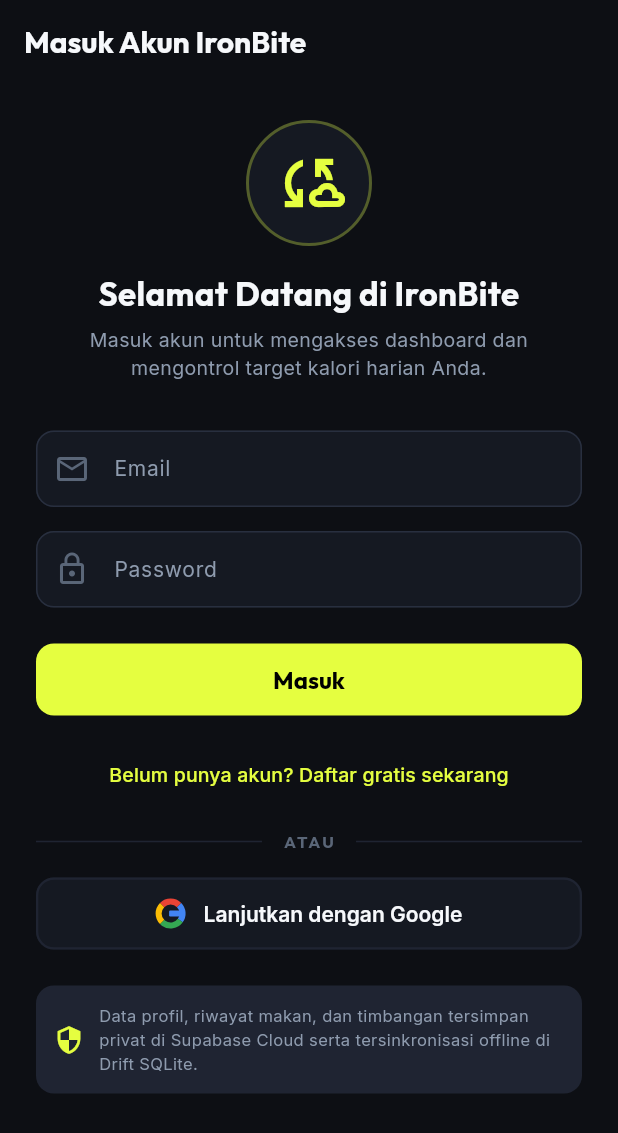
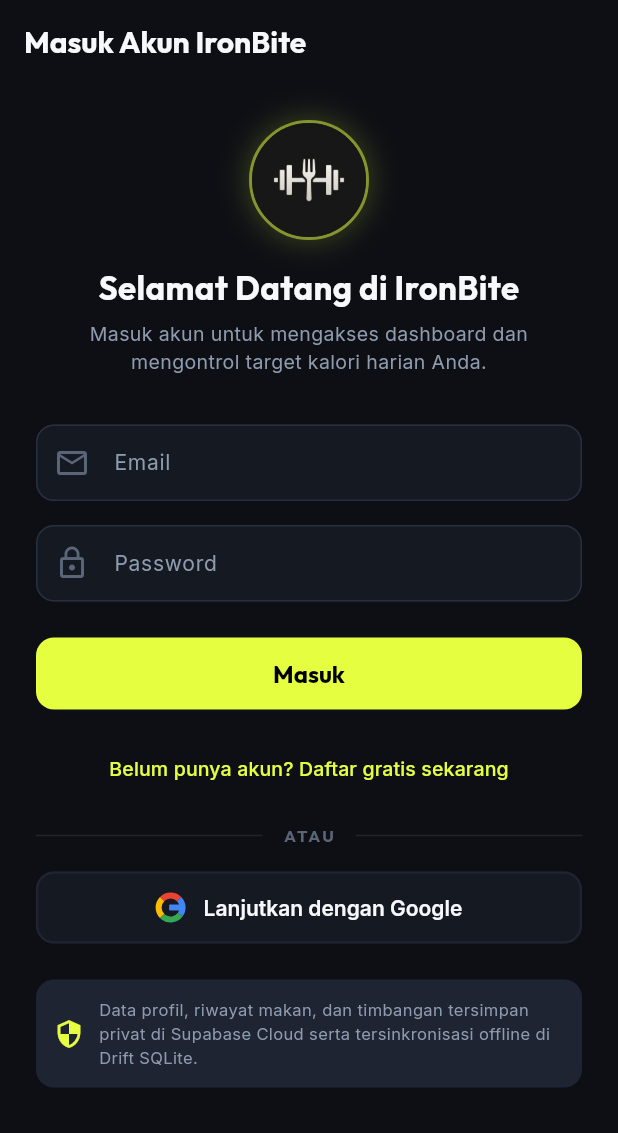
Before and after one commit to fauzanaziz0098/FitTrack, a Flutter app: the screen it shows after launch, on a phone screen of 412 x 824 dp. Shown: the top 1133 px of the screen. Run offline on Flutter 3.47's test engine with Material 3 defaults, Android fonts, the phone set to English and light mode, and no system bars; our stand-ins replace drift, drift_flutter, fl_chart, flutter_riverpod, google_fonts, shared_preferences and 1 more; accounts and stored records are empty; generated files the repository leaves out were written again.

Commit message:
feat(branding): update app launcher icons and splash screen using official logo

```diff
--- a/lib/features/auth/screens/auth_screen.dart
+++ b/lib/features/auth/screens/auth_screen.dart
@@ -130,13 +130,30 @@ class _AuthScreenState extends ConsumerState<AuthScreen> {
           children: [
             Center(
               child: Container(
-                padding: const EdgeInsets.all(16),
+                width: 80,
+                height: 80,
                 decoration: BoxDecoration(
-                  color: AppColors.surface,
                   shape: BoxShape.circle,
-                  border: Border.all(color: AppColors.primary.withValues(alpha: 0.3), width: 2),
+                  border: Border.all(color: AppColors.primary.withValues(alpha: 0.5), width: 2),
+                  boxShadow: [
+                    BoxShadow(
+                      color: AppColors.primary.withValues(alpha: 0.2),
+                      blurRadius: 16,
+                      spreadRadius: 2,
+                    ),
+                  ],
                 ),
-                child: const Icon(Icons.cloud_sync_outlined, size: 48, color: AppColors.primary),
+                child: ClipOval(
+                  child: Image.asset(
+                    'assets/images/logo.jpeg',
+                    fit: BoxFit.cover,
+                    errorBuilder: (_, _, _) => const Icon(
+                      Icons.fitness_center,
+                      size: 40,
+                      color: AppColors.primary,
+                    ),
+                  ),
+                ),
               ),
             ),
             const SizedBox(height: 16),
--- a/lib/main.dart
+++ b/lib/main.dart
@@ -2,6 +2,7 @@ import 'package:flutter/material.dart';
 import 'package:flutter_riverpod/flutter_riverpod.dart';
 import 'package:intl/date_symbol_data_local.dart';
 import 'core/theme/app_theme.dart';
+import 'core/widgets/app_splash_screen.dart';
 import 'data/remote/supabase_service.dart';
 import 'features/auth/providers/auth_provider.dart';
 import 'features/auth/screens/auth_screen.dart';
@@ -86,11 +87,7 @@ class _AppRootDecider extends ConsumerWidget {
     final profileAsync = ref.watch(currentProfileProvider);
 
     return profileAsync.when(
-      loading: () => const Scaffold(
-        body: Center(
-          child: CircularProgressIndicator(color: Color(0xFFE5FE40)),
-        ),
-      ),
+      loading: () => const AppSplashScreen(),
       error: (err, _) => Scaffold(
         body: Center(
           child: Text('Gagal memuat profil: $err'),
```
Also changed, not shown: lib/core/widgets/app_splash_screen.dart (added, +79 -0 lines), pubspec.yaml (+11 -4 lines), assets/images/logo.jpeg (added), public/assets/images/logo.jpeg (added), pubspec.lock, 38 other files.
